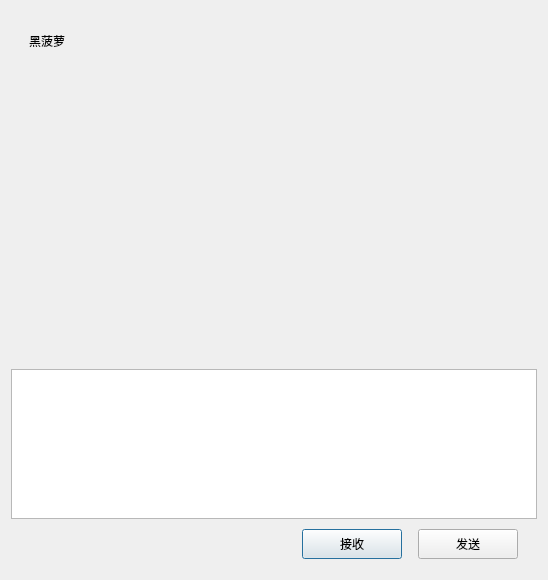
blapapple/pChat, file chatpage.ui: the form before one commit.
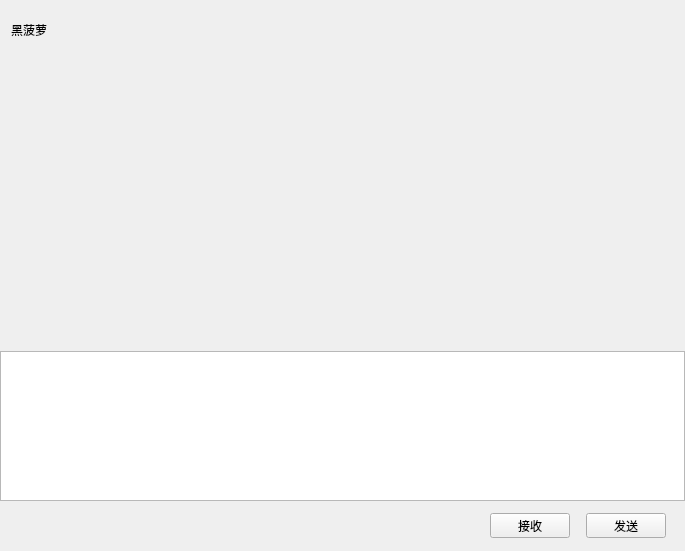
The form after the commit. Custom widgets are drawn as their Qt base class.

Commit message: 修改了聊天界面样式，消除了组件边距

Patch:
```diff
--- a/chatpage.ui
+++ b/chatpage.ui
@@ -1,19 +1,37 @@
 <?xml version="1.0" encoding="UTF-8"?>
 <ui version="4.0">
  <class>ChatPage</class>
- <widget class="QDialog" name="ChatPage">
+ <widget class="QWidget" name="ChatPage">
   <property name="geometry">
    <rect>
     <x>0</x>
     <y>0</y>
-    <width>548</width>
-    <height>580</height>
+    <width>685</width>
+    <height>551</height>
    </rect>
   </property>
   <property name="windowTitle">
    <string>Dialog</string>
   </property>
   <layout class="QVBoxLayout" name="verticalLayout">
+   <property name="spacing">
+    <number>0</number>
+   </property>
+   <property name="sizeConstraint">
+    <enum>QLayout::SetDefaultConstraint</enum>
+   </property>
+   <property name="leftMargin">
+    <number>0</number>
+   </property>
+   <property name="topMargin">
+    <number>0</number>
+   </property>
+   <property name="rightMargin">
+    <number>0</number>
+   </property>
+   <property name="bottomMargin">
+    <number>0</number>
+   </property>
    <item>
     <widget class="QWidget" name="chat_data_wid" native="true">
      <layout class="QVBoxLayout" name="verticalLayout_4">
@@ -47,9 +65,30 @@
          </size>
         </property>
         <layout class="QVBoxLayout" name="verticalLayout_5">
+         <property name="topMargin">
+          <number>2</number>
+         </property>
+         <property name="rightMargin">
+          <number>2</number>
+         </property>
+         <property name="bottomMargin">
+          <number>2</number>
+         </property>
          <item>
           <widget class="QWidget" name="widget_2" native="true">
            <layout class="QHBoxLayout" name="horizontalLayout_3">
+            <property name="leftMargin">
+             <number>2</number>
+            </property>
+            <property name="topMargin">
+             <number>2</number>
+            </property>
+            <property name="rightMargin">
+             <number>2</number>
+            </property>
+            <property name="bottomMargin">
+             <number>2</number>
+            </property>
             <item>
              <widget class="QLabel" name="title_label">
               <property name="text">
@@ -82,7 +121,7 @@
         </property>
         <layout class="QHBoxLayout" name="horizontalLayout_4">
          <property name="spacing">
-          <number>2</number>
+          <number>4</number>
          </property>
          <property name="leftMargin">
           <number>2</number>
@@ -148,7 +187,7 @@
           </spacer>
          </item>
          <item>
-          <widget class="QLabel" name="label">
+          <widget class="ClickedLabel" name="file_label">
            <property name="minimumSize">
             <size>
              <width>25</width>
@@ -199,7 +238,13 @@
        </widget>
       </item>
       <item>
-       <widget class="QWidget" name="widget_4" native="true">
+       <widget class="QWidget" name="send_wid" native="true">
+        <property name="sizePolicy">
+         <sizepolicy hsizetype="Preferred" vsizetype="Preferred">
+          <horstretch>0</horstretch>
+          <verstretch>0</verstretch>
+         </sizepolicy>
+        </property>
         <property name="minimumSize">
          <size>
           <width>0</width>
@@ -213,6 +258,12 @@
          </size>
         </property>
         <layout class="QHBoxLayout" name="horizontalLayout_5">
+         <property name="topMargin">
+          <number>2</number>
+         </property>
+         <property name="bottomMargin">
+          <number>2</number>
+         </property>
          <item>
           <spacer name="horizontalSpacer_5">
            <property name="orientation">
@@ -230,14 +281,14 @@
           <widget class="QPushButton" name="receive_btn">
            <property name="minimumSize">
             <size>
-             <width>100</width>
-             <height>30</height>
+             <width>80</width>
+             <height>25</height>
             </size>
            </property>
            <property name="maximumSize">
             <size>
-             <width>100</width>
-             <height>30</height>
+             <width>80</width>
+             <height>25</height>
             </size>
            </property>
            <property name="text">
@@ -265,14 +316,14 @@
           <widget class="QPushButton" name="send_btn">
            <property name="minimumSize">
             <size>
-             <width>100</width>
-             <height>30</height>
+             <width>80</width>
+             <height>25</height>
             </size>
            </property>
            <property name="maximumSize">
             <size>
-             <width>100</width>
-             <height>30</height>
+             <width>80</width>
+             <height>25</height>
             </size>
            </property>
            <property name="text">
@@ -304,6 +355,18 @@
    </item>
   </layout>
  </widget>
+ <customwidgets>
+  <customwidget>
+   <class>ClickedBtn</class>
+   <extends>QPushButton</extends>
+   <header location="global">clickedbtn.h</header>
+  </customwidget>
+  <customwidget>
+   <class>ClickedLabel</class>
+   <extends>QLabel</extends>
+   <header>clickedlabel.h</header>
+  </customwidget>
+ </customwidgets>
  <resources/>
  <connections/>
 </ui>
```
Left out of the diff: 8 changed lines with no effect on the pictures. The commit also changes 7 other files.
